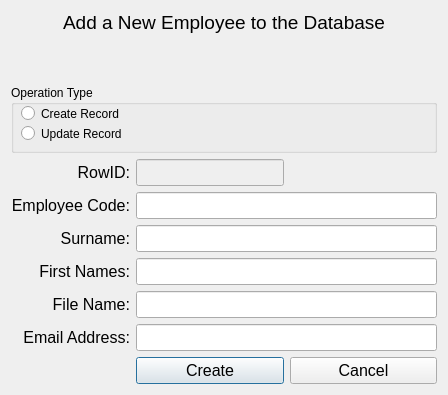
Qt form employee_form.ui (abiatarfestus/payslips) before a commit.
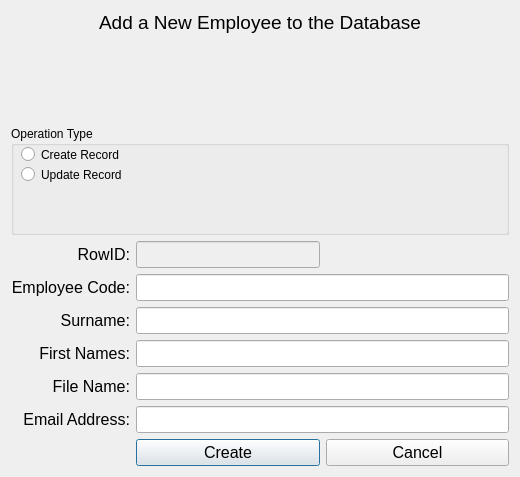
The same form after that commit.

```diff
--- a/employee_form.ui
+++ b/employee_form.ui
@@ -6,8 +6,8 @@
    <rect>
     <x>0</x>
     <y>0</y>
-    <width>448</width>
-    <height>395</height>
+    <width>520</width>
+    <height>477</height>
    </rect>
   </property>
   <property name="windowTitle">
@@ -41,7 +41,7 @@
        <rect>
         <x>10</x>
         <y>20</y>
-        <width>101</width>
+        <width>131</width>
         <height>17</height>
        </rect>
       </property>
@@ -54,7 +54,7 @@
        <rect>
         <x>10</x>
         <y>40</y>
-        <width>101</width>
+        <width>131</width>
         <height>17</height>
        </rect>
       </property>
```
